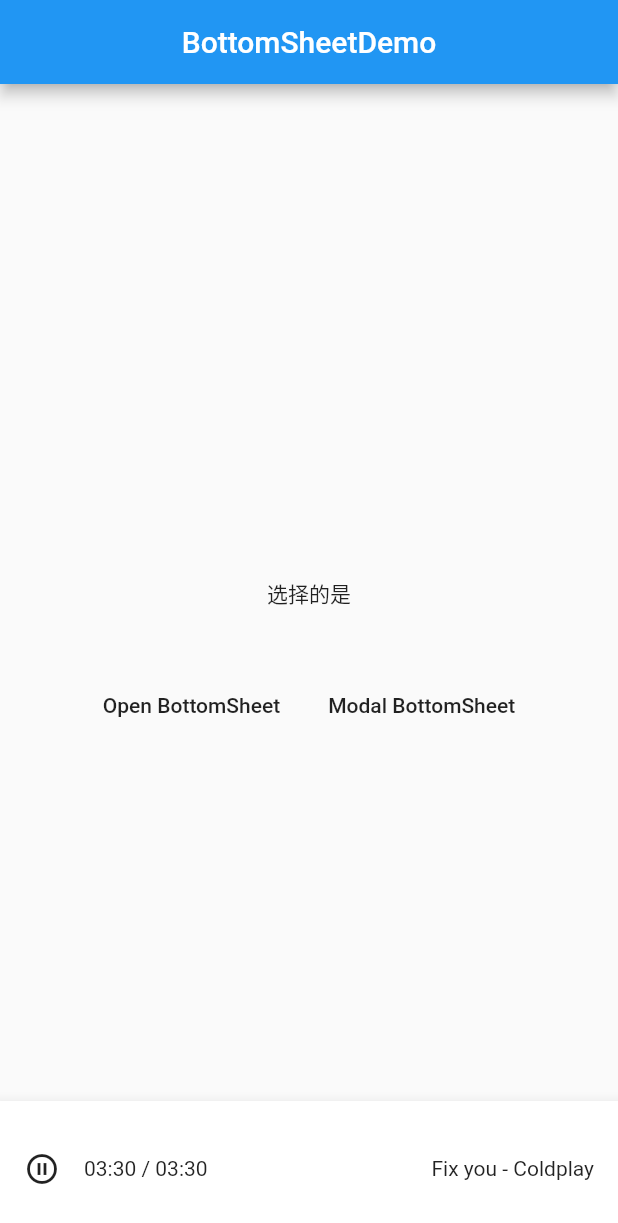
After one commit to Berfy/flutter_demo, a Flutter app: the BottomSheetDemo screen opened directly, after a tap on "Open BottomSheet", on a phone screen of 412 x 824 dp. The commit adds this screen. Shown: the top 1223 px of the screen. Run offline on Flutter 3.47's test engine with Material 2 defaults, Android fonts, the phone set to English and light mode, and no system bars.

Commit message:
学习dialog完毕

```diff
--- /dev/null
+++ b/lib/demo/dialog/bottom_sheet_demo.dart
@@ -0,0 +1,114 @@
+import 'package:flutter/material.dart';
+
+class BottomSheetDemo extends StatefulWidget {
+  @override
+  _BottomSheetDemoState createState() => _BottomSheetDemoState();
+}
+
+class _BottomSheetDemoState extends State<BottomSheetDemo> {
+  final _bottomSheetScaffoldKey = GlobalKey<ScaffoldState>();
+  String _choiceAction = '';
+
+  _openBottomSheet() {
+    _bottomSheetScaffoldKey.currentState
+        .showBottomSheet((BuildContext context) {
+      return BottomAppBar(
+        child: Container(
+          height: 90,
+          width: double.infinity,
+          padding: EdgeInsets.all(16),
+          child: Row(
+            children: <Widget>[
+              Icon(Icons.pause_circle_outline),
+              SizedBox(
+                width: 16,
+              ),
+              Text('03:30 / 03:30'),
+              Expanded(
+                child: Text(
+                  'Fix you - Coldplay',
+                  textAlign: TextAlign.right,
+                ),
+              )
+            ],
+          ),
+        ),
+      );
+    });
+  }
+
+  Future _openModalBottomSheet() async {
+    final action = await showModalBottomSheet(
+        context: context,
+        builder: (BuildContext context) {
+          return Container(
+            height: 200,
+            child: Column(
+              children: <Widget>[
+                SizedBox(
+                  height: 10,
+                ),
+                Text('选择'),
+                ListTile(
+                  title: Text('Option A'),
+                  onTap: () {
+                    Navigator.pop(context, 'A');
+                  },
+                ),
+                ListTile(
+                  title: Text('Option B'),
+                  onTap: () {
+                    Navigator.pop(context, 'B');
+                  },
+                ),
+                ListTile(
+                  title: Text('Option C'),
+                  onTap: () {
+                    Navigator.pop(context, 'C');
+                  },
+                ),
+              ],
+            ),
+          );
+        });
+    setState(() {
+      _choiceAction = action;
+    });
+  }
+
+  @override
+  Widget build(BuildContext context) {
+    return Scaffold(
+      key: _bottomSheetScaffoldKey,
+      appBar: AppBar(
+        centerTitle: true,
+        title: Text('BottomSheetDemo'),
+      ),
+      body: Container(
+        padding: EdgeInsets.all(16),
+        child: Column(
+          mainAxisAlignment: MainAxisAlignment.center,
+          children: <Widget>[
+            Text('选择的是$_choiceAction'),
+            SizedBox(
+              height: 40,
+            ),
+            Row(
+              mainAxisAlignment: MainAxisAlignment.center,
+              children: <Widget>[
+                FlatButton(
+                  onPressed: _openBottomSheet,
+                  child: Text('Open BottomSheet'),
+                ),
+                FlatButton(
+                  child: Text('Modal BottomSheet'),
+                  onPressed: _openModalBottomSheet,
+                ),
+              ],
+            )
+          ],
+        ),
+      ),
+    );
+  }
+}
--- a/lib/main.dart
+++ b/lib/main.dart
@@ -32,6 +32,7 @@ class App extends StatelessWidget {
       theme: ThemeData(
           primarySwatch: Colors.blue,
           highlightColor: Colors.blue,
+          accentColor: Colors.blue,
           splashColor: Colors.blue),
     );
   }
--- a/pubspec.yaml
+++ b/pubspec.yaml
@@ -19,7 +19,7 @@ environment:
 dependencies:
   flutter:
     sdk: flutter
-
+  intl: 0.15.8
   # The following adds the Cupertino Icons font to your application.
   # Use with the CupertinoIcons class for iOS style icons.
   cupertino_icons: ^0.1.2
```
Also changed, not shown: lib/demo/datetime_demo.dart (added, +79 -0 lines), lib/demo/dialog/alert_dialog_demo.dart (added, +77 -0 lines), lib/demo/dialog/simple_dialog_demo.dart (added, +87 -0 lines), lib/demo/material_components.dart (+30 -0 lines), lib/demo/slider_demo.dart (added, +48 -0 lines), lib/demo/switch_demo.dart (added, +70 -0 lines), pubspec.lock.
